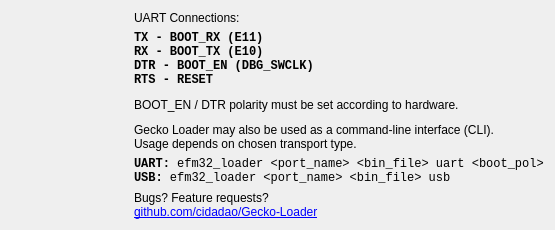
Old version of the form helpdialog.ui in the repository rasgo-cc/Gecko-Loader.
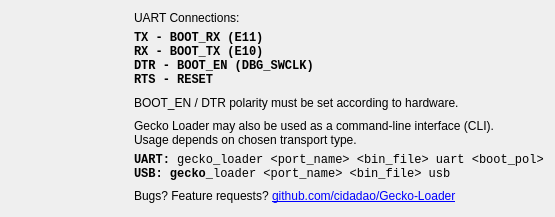
New version of the form. Icons and pictures are not drawn.

What changed in the file:
```diff
--- a/helpdialog.ui
+++ b/helpdialog.ui
@@ -7,7 +7,7 @@
     <x>0</x>
     <y>0</y>
     <width>555</width>
-    <height>230</height>
+    <height>217</height>
    </rect>
   </property>
   <property name="windowTitle">
@@ -109,7 +109,7 @@
         </font>
        </property>
        <property name="text">
-        <string>&lt;html&gt;&lt;head/&gt;&lt;body&gt;&lt;p&gt;&lt;span style=&quot; font-weight:600;&quot;&gt;UART:&lt;/span&gt; efm32_loader &amp;lt;port_name&amp;gt; &amp;lt;bin_file&amp;gt; uart &amp;lt;boot_pol&amp;gt;&lt;br/&gt;&lt;span style=&quot; font-weight:600;&quot;&gt;USB:  &lt;/span&gt;efm32_loader &amp;lt;port_name&amp;gt; &amp;lt;bin_file&amp;gt; usb&lt;/p&gt;&lt;/body&gt;&lt;/html&gt;</string>
+        <string>&lt;html&gt;&lt;head/&gt;&lt;body&gt;&lt;p&gt;&lt;span style=&quot; font-weight:600;&quot;&gt;UART:&lt;/span&gt; gecko_loader &amp;lt;port_name&amp;gt; &amp;lt;bin_file&amp;gt; uart &amp;lt;boot_pol&amp;gt;&lt;br/&gt;&lt;span style=&quot; font-weight:600;&quot;&gt;USB: gecko&lt;/span&gt;_loader &amp;lt;port_name&amp;gt; &amp;lt;bin_file&amp;gt; usb&lt;/p&gt;&lt;/body&gt;&lt;/html&gt;</string>
        </property>
        <property name="alignment">
         <set>Qt::AlignLeading|Qt::AlignLeft|Qt::AlignVCenter</set>
@@ -119,7 +119,7 @@
      <item>
       <widget class="QLabel" name="label_6">
        <property name="text">
-        <string>&lt;html&gt;&lt;head/&gt;&lt;body&gt;&lt;p&gt;Bugs? Feature requests? &lt;br/&gt;&lt;a href=&quot;https://github.com/cidadao/efm32_loader&quot;&gt;&lt;span style=&quot; text-decoration: underline; color:#0000ff;&quot;&gt;github.com/cidadao/Gecko-Loader&lt;/span&gt;&lt;/a&gt;&lt;/p&gt;&lt;/body&gt;&lt;/html&gt;</string>
+        <string>&lt;html&gt;&lt;head/&gt;&lt;body&gt;&lt;p&gt;Bugs? Feature requests? &lt;a href=&quot;https://github.com/cidadao/efm32_loader&quot;&gt;&lt;span style=&quot; text-decoration: underline; color:#0000ff;&quot;&gt;github.com/cidadao/Gecko-Loader&lt;/span&gt;&lt;/a&gt;&lt;/p&gt;&lt;/body&gt;&lt;/html&gt;</string>
        </property>
       </widget>
      </item>
```
